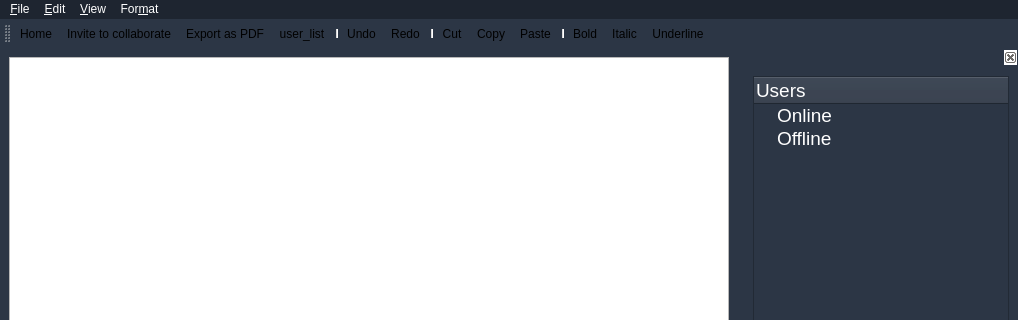
Qt form src/client/ui/editor.ui (franco-ruggeri/write-together) before a commit; both pictures show x 0 to 1018 and y 0 to 320 of the 1018 by 841 pixel window.
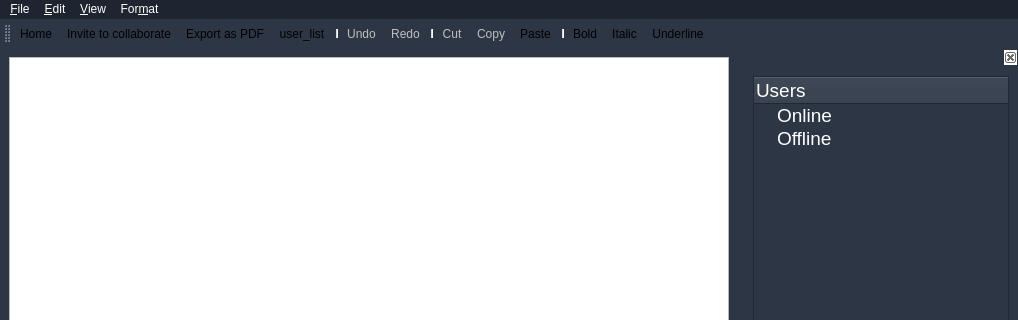
The same form after that commit. Icons and pictures are not drawn.

Commit message: fix status bar text color and initialization of copy/cut icons to disabled

```diff
--- a/src/client/ui/editor.ui
+++ b/src/client/ui/editor.ui
@@ -56,6 +56,10 @@
 
 QMainWindow {
 	background-color: #2c3645;
+}
+
+QStatusBar#statusbar * {
+	color: white;
 }</string>
   </property>
   <property name="toolButtonStyle">
@@ -223,6 +227,9 @@
    <property name="checkable">
     <bool>false</bool>
    </property>
+   <property name="enabled">
+    <bool>false</bool>
+   </property>
    <property name="icon">
     <iconset resource="resource.qrc">
      <normaloff>:/images/editor/undo.png</normaloff>
@@ -240,6 +247,9 @@
    <property name="checkable">
     <bool>false</bool>
    </property>
+   <property name="enabled">
+    <bool>false</bool>
+   </property>
    <property name="icon">
     <iconset resource="resource.qrc">
      <normaloff>:/images/editor/redo.png</normaloff>
@@ -260,6 +270,9 @@
    <property name="checkable">
     <bool>false</bool>
    </property>
+   <property name="enabled">
+    <bool>false</bool>
+   </property>
    <property name="icon">
     <iconset resource="resource.qrc">
      <normaloff>:/images/editor/cut.png</normaloff>
@@ -280,6 +293,9 @@
    <property name="checkable">
     <bool>false</bool>
    </property>
+   <property name="enabled">
+    <bool>false</bool>
+   </property>
    <property name="icon">
     <iconset resource="resource.qrc">
      <normaloff>:/images/editor/copy.png</normaloff>
```
Left out of the diff: 67 changed lines with no effect on the pictures. The commit also changes 2 other files.
